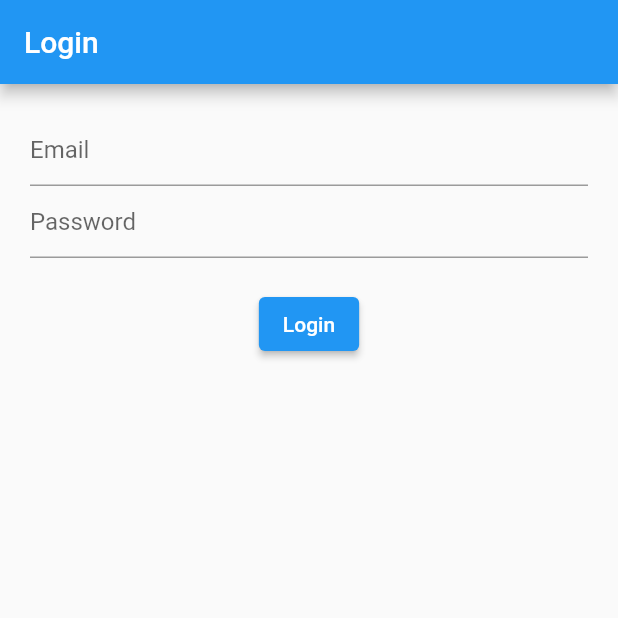
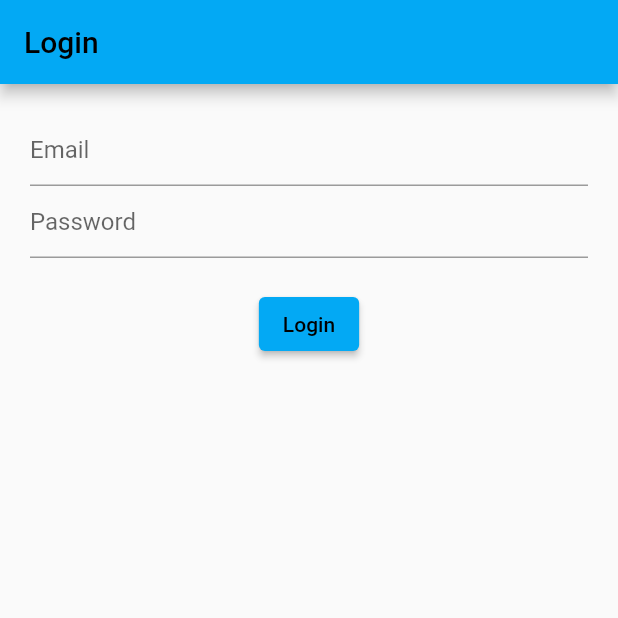
Before and after one commit to rajathirumal/FuelTracker, a Flutter app: the screen it shows after launch, on a phone screen of 412 x 824 dp, the top half of it. Run offline on Flutter 3.47's test engine with Material 2 defaults, Android fonts, the phone set to English and light mode, and no system bars; our stand-ins replace firebase_auth, firebase_core; accounts and stored records are empty.

```diff
--- a/lib/main.dart
+++ b/lib/main.dart
@@ -2,8 +2,8 @@ import 'package:firebase_auth/firebase_auth.dart';
 import 'package:firebase_core/firebase_core.dart';
 import 'package:flutter/material.dart';
 import 'package:fuel_tracker/services/authentication.dart';
-import 'package:fuel_tracker/src/screens/home.dart';
-import 'package:fuel_tracker/src/screens/login.dart';
+import 'package:fuel_tracker/src/home/home.dart';
+import 'package:fuel_tracker/src/home/login.dart';
 import 'package:provider/provider.dart';
 
 Future<void> main() async {
@@ -13,6 +13,7 @@ Future<void> main() async {
 }
 
 class MyApp extends StatelessWidget {
+  MyApp({Key? key}) : super(key: key);
   @override
   Widget build(BuildContext context) {
     return MultiProvider(
@@ -28,7 +29,7 @@ class MyApp extends StatelessWidget {
       ],
       child: MaterialApp(
         theme: ThemeData(
-          primarySwatch: Colors.blue,
+          primarySwatch: Colors.lightBlue,
           visualDensity: VisualDensity.adaptivePlatformDensity,
         ),
         home: const AuthenticationWrapper(),
--- a/lib/services/authentication.dart
+++ b/lib/services/authentication.dart
@@ -1,4 +1,3 @@
-import 'dart:ffi';
 
 import 'package:firebase_auth/firebase_auth.dart';
 
--- a/lib/src/screens/login.dart
+++ b/lib/src/home/login.dart
@@ -1,7 +1,7 @@
 import 'package:firebase_auth/firebase_auth.dart';
 import 'package:flutter/material.dart';
 import 'package:fuel_tracker/services/authentication.dart';
-import 'package:fuel_tracker/src/screens/home.dart';
+import 'package:fuel_tracker/src/home/home.dart';
 import 'package:provider/provider.dart';
 
 class LoginScreen extends StatefulWidget {
@@ -20,19 +20,19 @@ class _LoginScreenState extends State<LoginScreen> {
   Widget build(BuildContext context) {
     return Scaffold(
       appBar: AppBar(
-        title: Text("Login"),
+        title: const Text("Login"),
       ),
       body: Padding(
         padding: const EdgeInsets.all(20.0),
         child: Column(children: [
           TextField(
             keyboardType: TextInputType.emailAddress,
-            decoration: InputDecoration(hintText: "Email"),
+            decoration: const InputDecoration(hintText: "Email"),
             controller: emailController,
           ),
           TextField(
             obscureText: true,
-            decoration: InputDecoration(hintText: "Password"),
+            decoration: const InputDecoration(hintText: "Password"),
             controller: passController,
           ),
           const SizedBox(height: 20.0),
```
Also changed, not shown: lib/src/home/home.dart (renamed from lib/src/screens/home.dart, +18 -1 lines).
